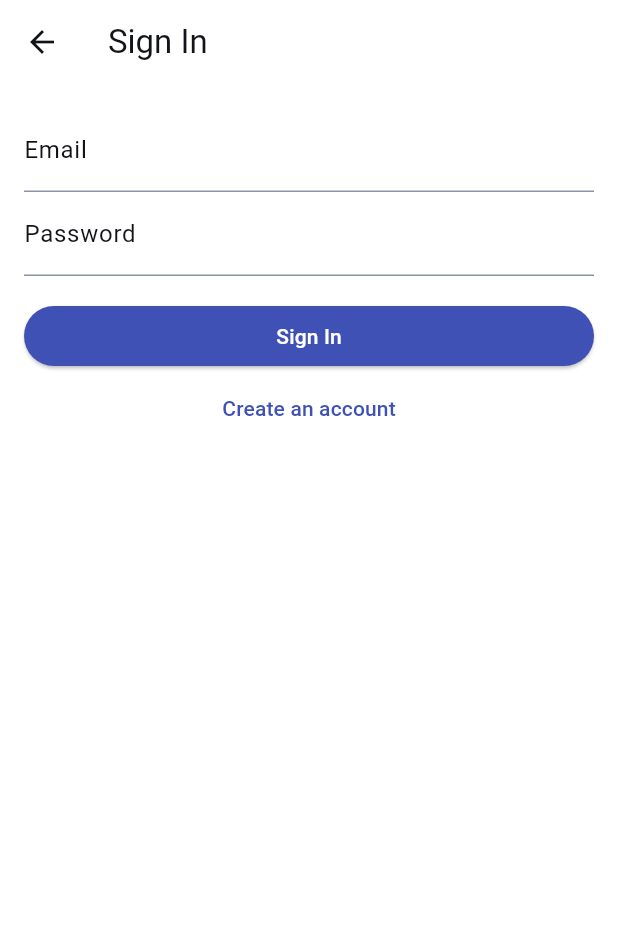
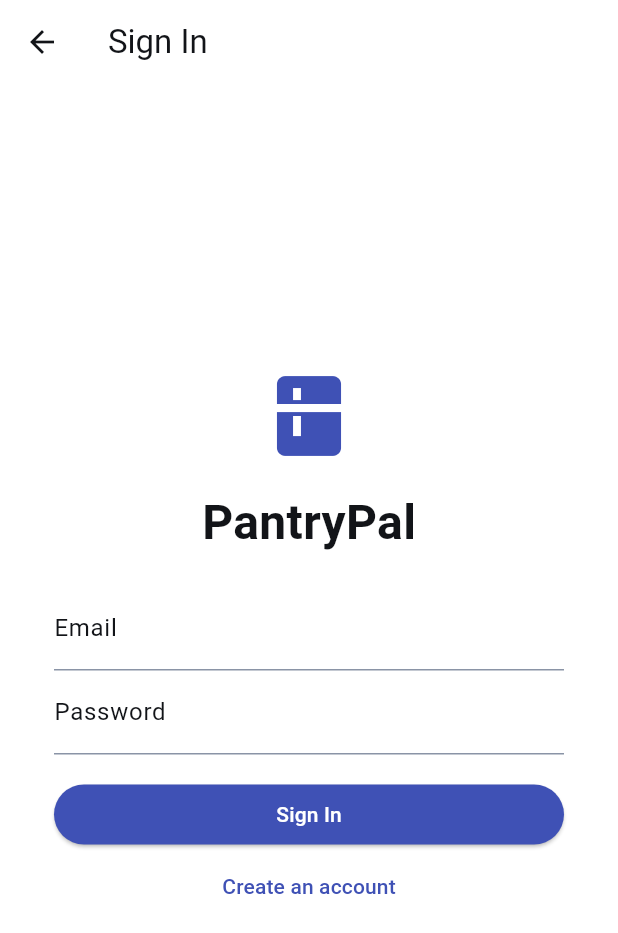
Before and after one commit to lucifron28/pantrypal, a Flutter app: the AuthScreen screen opened directly, on a phone screen of 412 x 824 dp. Shown: the top 933 px of the screen. Run offline on Flutter 3.47's test engine with Material 3 defaults, Android fonts, the phone set to English and light mode, and no system bars; drawn by our look-alikes of dynamic_color; our stand-ins replace cloud_firestore, firebase_auth, firebase_core, flutter_riverpod, hive, hive_flutter; accounts and stored records are empty.

Commit message:
Enhance AuthScreen layout with branding elements and improved scroll handling

```diff
--- a/lib/screens/auth_screen.dart
+++ b/lib/screens/auth_screen.dart
@@ -15,9 +15,31 @@ class AuthScreen extends ConsumerWidget {
         foregroundColor: colorScheme.onSurface,
         elevation: 0,
       ),
-      body: const Padding(
-        padding: EdgeInsets.all(16.0),
-        child: AuthForm(),
+      body: Center(
+        child: SingleChildScrollView(
+          child: Padding(
+            padding: const EdgeInsets.all(16.0),
+            child: Column(
+              mainAxisSize: MainAxisSize.min,
+              children: [
+                // Pantry/food icon for branding
+                Icon(Icons.kitchen, size: 64, color: colorScheme.primary),
+                const SizedBox(height: 16),
+                const Text(
+                  'PantryPal',
+                  style: TextStyle(
+                    fontSize: 32,
+                    fontWeight: FontWeight.bold,
+                  ),
+                ),
+                Padding(
+                  padding: EdgeInsetsGeometry.all(20.0),
+                  child:  AuthForm(),
+                  ),
+              ],
+            ),
+          ),
+        ),
       ),
     );
   }
```
